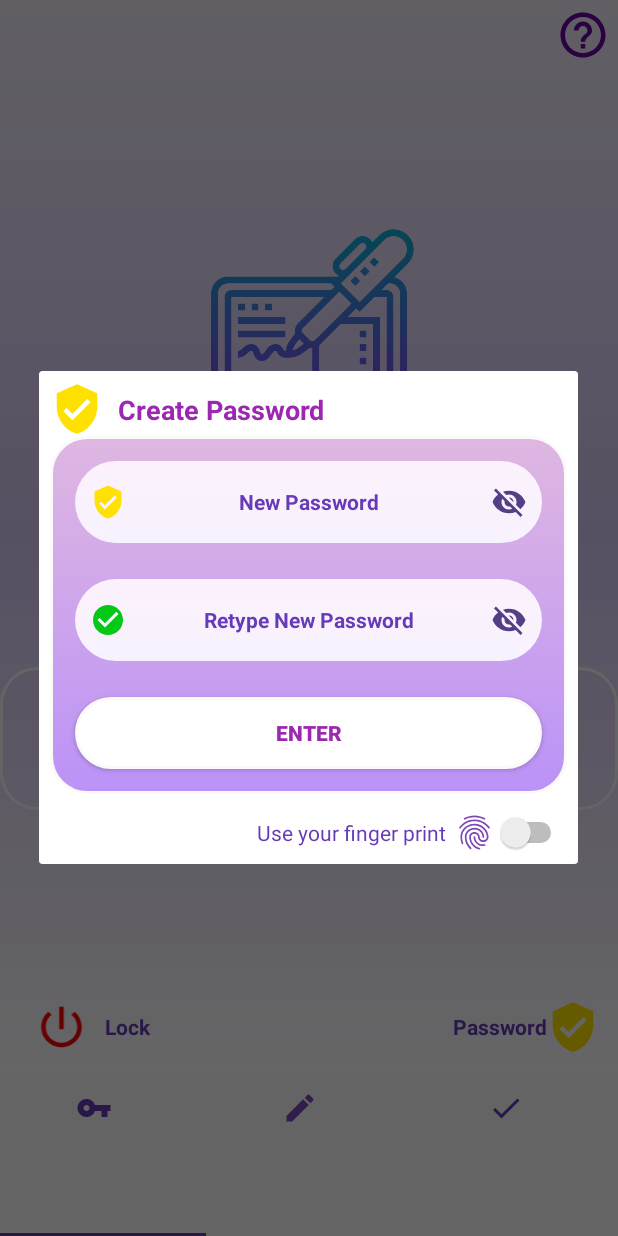
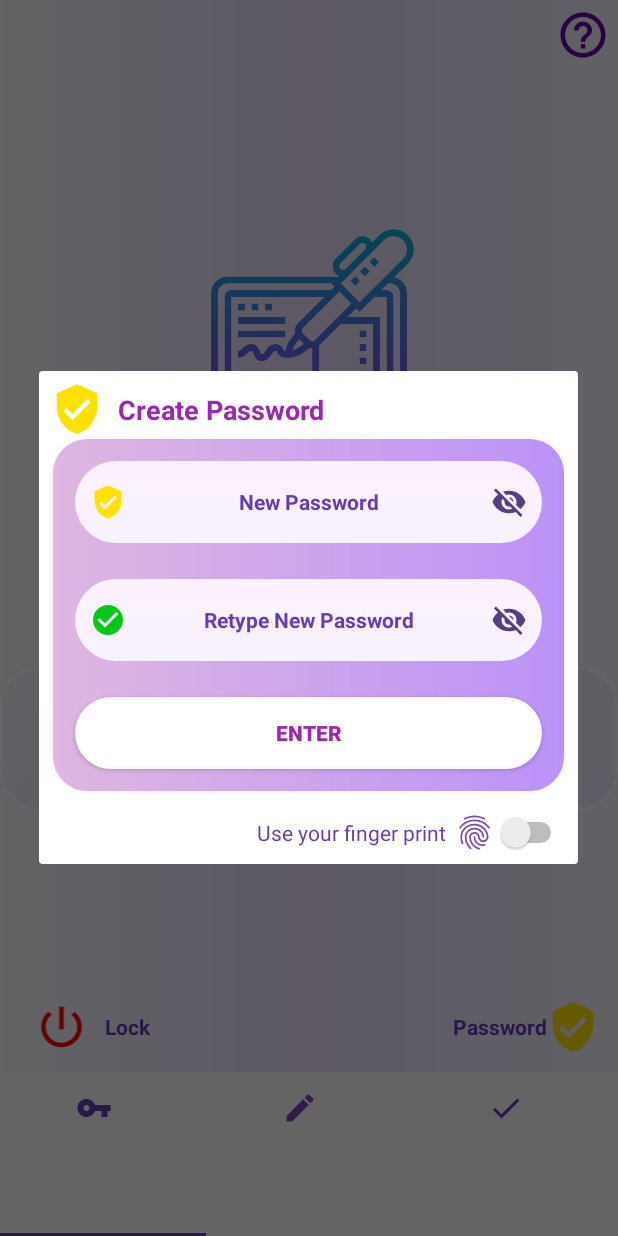
Before and after one commit to ngmduc2012/Signature-ECDSA-Andorid, an Android app: the screen it shows after launch (MainActivity), on a phone screen of 412 x 824 dp. Run offline under Robolectric (Android 15) with nearby library versions, the phone set to English and light mode, and no system bars.

Commit message:
change Color

```diff
--- a/app/src/main/res/drawable-v24/background_btn.xml
+++ b/app/src/main/res/drawable-v24/background_btn.xml
@@ -2,7 +2,7 @@
 <shape xmlns:android="http://schemas.android.com/apk/res/android">
 
     <gradient
-        android:angle="-90"
+        android:angle="0"
         android:endColor="#BB92F7"
         android:startColor="#DFB7E1" />
 
--- a/app/src/main/res/drawable/background_frags.xml
+++ b/app/src/main/res/drawable/background_frags.xml
@@ -2,9 +2,9 @@
 <shape xmlns:android="http://schemas.android.com/apk/res/android">
 
     <gradient
-        android:angle="-90"
-        android:centerColor="#DBC9F9"
-        android:endColor="#FFFFFF"
-        android:startColor="#F3EFFB" />
+        android:angle="0"
+        android:centerColor="#E9DDFC"
+        android:endColor="#F1F2FE"
+        android:startColor="#F7F8FE" />
 
 </shape>
```
